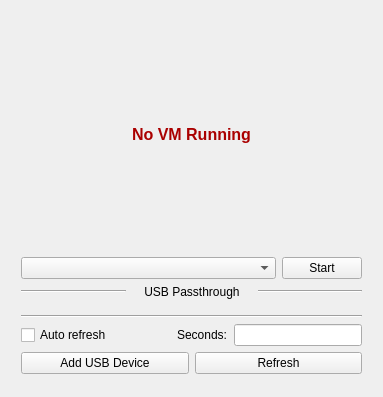
OmniaX-dev/KVM-USB-Helper, file kvm_helper.ui: the form before one commit.
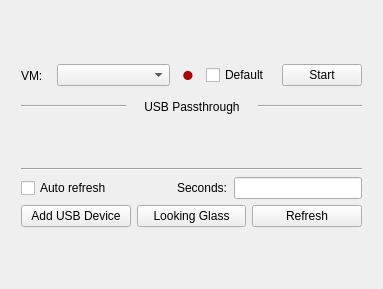
The form after the commit. Icons and pictures are not drawn.

Commit message: Added Settings to the application + Looking-Glass basic integration

Diff of the .ui file:
```diff
--- a/kvm_helper.ui
+++ b/kvm_helper.ui
@@ -7,7 +7,7 @@
     <x>0</x>
     <y>0</y>
     <width>383</width>
-    <height>397</height>
+    <height>289</height>
    </rect>
   </property>
   <property name="sizePolicy">
@@ -90,6 +90,12 @@
        <layout class="QHBoxLayout" name="horizontalLayout_3">
         <item>
          <widget class="QPushButton" name="btnAddUSB">
+          <property name="minimumSize">
+           <size>
+            <width>0</width>
+            <height>0</height>
+           </size>
+          </property>
           <property name="text">
            <string>Add USB Device</string>
           </property>
@@ -100,6 +106,18 @@
           </property>
          </widget>
         </item>
+        <item>
+         <widget class="QPushButton" name="btnLookingGlass">
+          <property name="text">
+           <string>Looking Glass</string>
+          </property>
+          <property name="icon">
+           <iconset>
+            <normalon>icons/lg.png</normalon>
+           </iconset>
+          </property>
+         </widget>
+        </item>
         <item>
          <widget class="QPushButton" name="btnRefresh">
           <property name="text">
@@ -130,18 +148,56 @@
       <property name="bottomMargin">
        <number>10</number>
       </property>
-      <item>
-       <widget class="QLabel" name="lblVM">
-        <property name="text">
-         <string>&lt;html&gt;&lt;head/&gt;&lt;body&gt;&lt;p align=&quot;center&quot;&gt;&lt;span style=&quot; font-size:12pt; font-weight:600; color:#aa0000;&quot;&gt;No VM Running&lt;/span&gt;&lt;/p&gt;&lt;/body&gt;&lt;/html&gt;</string>
-        </property>
-       </widget>
-      </item>
       <item>
        <layout class="QHBoxLayout" name="horizontalLayout">
+        <item>
+         <widget class="QLabel" name="label">
+          <property name="maximumSize">
+           <size>
+            <width>30</width>
+            <height>16777215</height>
+           </size>
+          </property>
+          <property name="text">
+           <string>VM:</string>
+          </property>
+         </widget>
+        </item>
         <item>
          <widget class="QComboBox" name="comboVM"/>
         </item>
+        <item>
+         <widget class="QLabel" name="lblVM">
+          <property name="minimumSize">
+           <size>
+            <width>24</width>
+            <height>0</height>
+           </size>
+          </property>
+          <property name="maximumSize">
+           <size>
+            <width>24</width>
+            <height>16777215</height>
+           </size>
+          </property>
+          <property name="text">
+           <string>&lt;html&gt;&lt;head/&gt;&lt;body&gt;&lt;p align=&quot;center&quot;&gt;&lt;span style=&quot; font-size:24pt; font-weight:600; color:#aa0000;&quot;&gt;•&lt;/span&gt;&lt;/p&gt;&lt;/body&gt;&lt;/html&gt;</string>
+          </property>
+         </widget>
+        </item>
+        <item>
+         <widget class="QCheckBox" name="checkDefault">
+          <property name="maximumSize">
+           <size>
+            <width>70</width>
+            <height>16777215</height>
+           </size>
+          </property>
+          <property name="text">
+           <string>Default</string>
+          </property>
+         </widget>
+        </item>
         <item>
          <widget class="QPushButton" name="btnStartVM">
           <property name="maximumSize">
@@ -162,9 +218,6 @@
         </item>
        </layout>
       </item>
-      <item>
-       <layout class="QHBoxLayout" name="horizontalLayout_4"/>
-      </item>
       <item>
        <layout class="QHBoxLayout" name="horizontalLayout_6">
         <item>
```
The commit also changes 7 other files.
